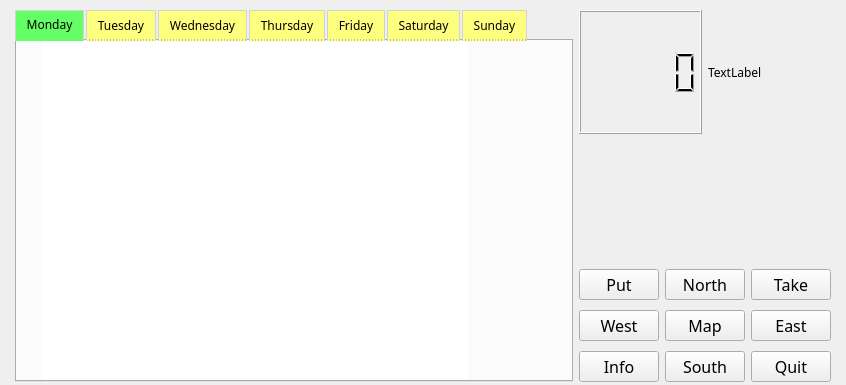
Old version of the form University Life/uniZork.ui in the repository Metagawa/Zorklike-Game-University-Life.
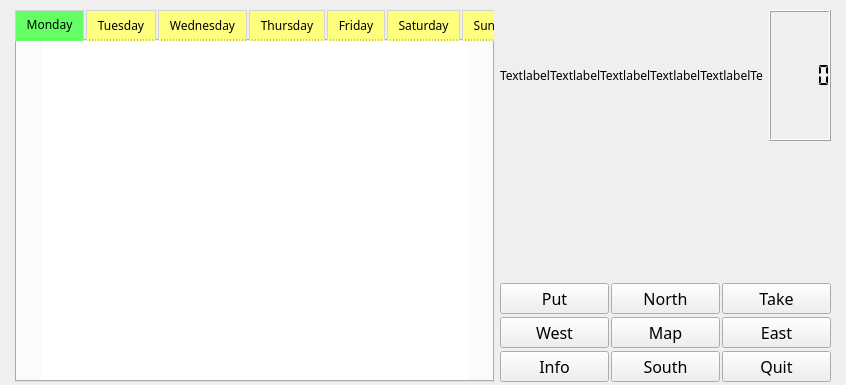
New version of the form. Icons and pictures are not drawn.

Commit message: digital clock

Patch:
```diff
--- a/University Life/uniZork.ui
+++ b/University Life/uniZork.ui
@@ -70,20 +70,30 @@
       <property name="bottomMargin">
        <number>0</number>
       </property>
-      <item row="0" column="1">
+      <item row="1" column="1">
        <layout class="QVBoxLayout" name="verticalLayout">
         <item>
          <layout class="QHBoxLayout" name="horizontalLayout">
           <property name="sizeConstraint">
            <enum>QLayout::SetMinimumSize</enum>
           </property>
-          <item>
-           <widget class="QLCDNumber" name="lcdNumber"/>
-          </item>
           <item>
            <widget class="QLabel" name="label">
             <property name="text">
-             <string>TextLabel</string>
+             <string>TextlabelTextlabelTextlabelTextlabelTextlabelTe</string>
+            </property>
+           </widget>
+          </item>
+          <item>
+           <widget class="QLCDNumber" name="lcdNumber">
+            <property name="maximumSize">
+             <size>
+              <width>62</width>
+              <height>16777215</height>
+             </size>
+            </property>
+            <property name="segmentStyle">
+             <enum>QLCDNumber::Flat</enum>
             </property>
            </widget>
           </item>
@@ -131,8 +141,11 @@
           <property name="sizeConstraint">
            <enum>QLayout::SetFixedSize</enum>
           </property>
+          <property name="horizontalSpacing">
+           <number>2</number>
+          </property>
           <property name="verticalSpacing">
-           <number>10</number>
+           <number>3</number>
           </property>
           <item row="1" column="0">
            <widget class="QPushButton" name="westButton">
@@ -255,7 +268,7 @@
         </item>
        </layout>
       </item>
-      <item row="0" column="0">
+      <item row="1" column="0">
        <widget class="QTabWidget" name="tabWidget">
         <property name="font">
          <font>
```
Left out of the diff: 8 changed lines with no effect on the pictures. The commit also changes 1 other file.
